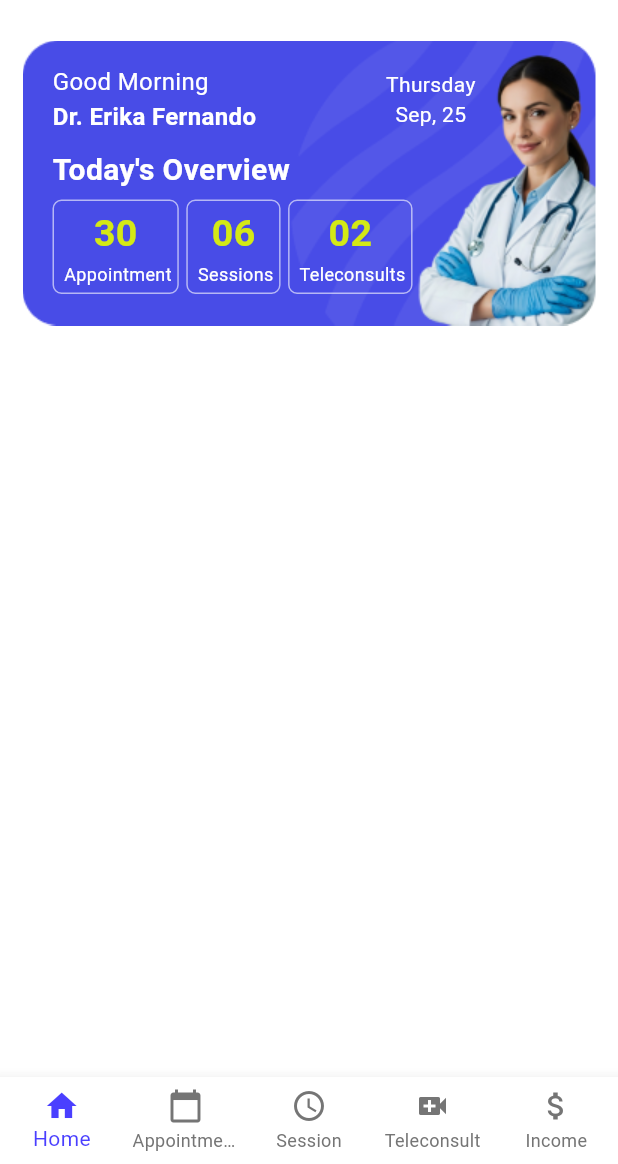
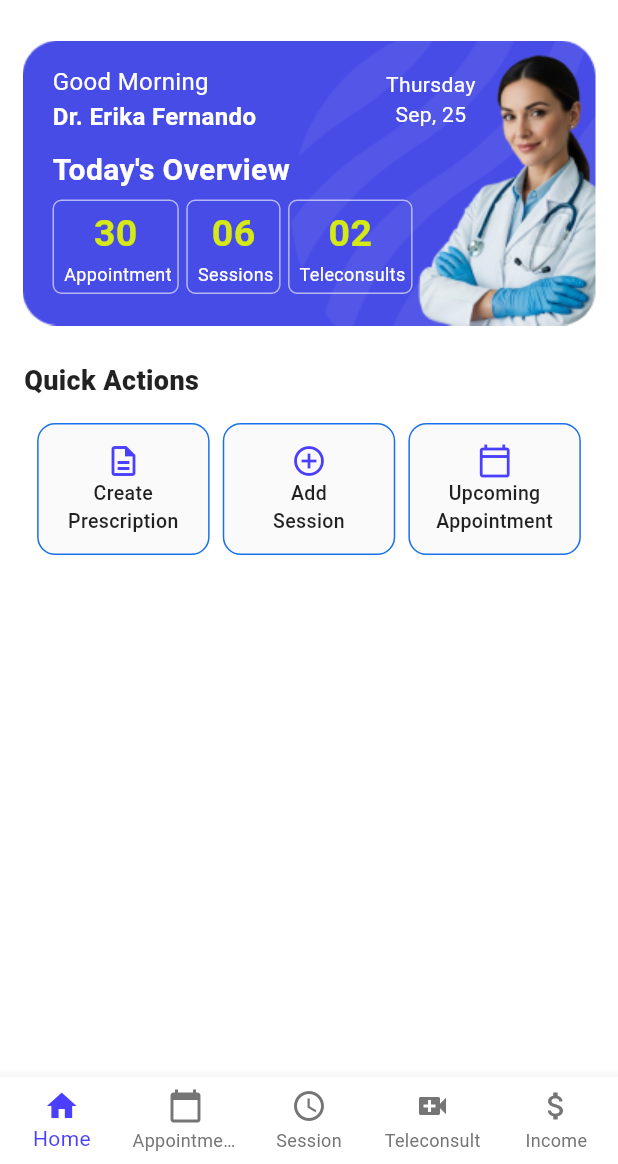
Before and after one commit to eChanneling-Revamp/Doctor-App, a Flutter app: the HomeScreen screen opened directly, on a phone screen of 412 x 824 dp, the part 72-1236 px from its top. Run offline on Flutter 3.47's test engine with Material 3 defaults, Android fonts, the phone set to English and light mode, and no system bars.

Commit message:
Add Quick Actions section to HomeScreen
Introduced a new QuickActionsSection widget to the home screen, providing users with quick access to actions like creating prescriptions, adding sessions, and viewing upcoming appointments.

```diff
--- a/doctorapp/lib/screens/home_screen.dart
+++ b/doctorapp/lib/screens/home_screen.dart
@@ -2,6 +2,7 @@ import 'package:flutter/material.dart';
 import '../widgets/home_widgets/appbar_widgets.dart';
 import '../widgets/home_widgets/doctor_overview_widgets.dart';
 import '../widgets/home_widgets/navigation_bar_widgets.dart';
+import '../widgets/home_widgets/quick_actions_widgets.dart';
 
 class HomeScreen extends StatefulWidget {
   const HomeScreen({super.key});
@@ -30,6 +31,11 @@ class _HomeScreenState extends State<HomeScreen> {
             const DoctorOverviewCard(),
 
             const SizedBox(height: 5),
+
+            // Quick actions
+            const QuickActionsSection(),
+
+            const SizedBox(height: 15),
             const SizedBox(height: 80), // Space for bottom navigation
           ],
         ),
--- /dev/null
+++ b/doctorapp/lib/widgets/home_widgets/quick_actions_widgets.dart
@@ -0,0 +1,80 @@
+import 'package:flutter/material.dart';
+
+class QuickActionsSection extends StatelessWidget {
+  const QuickActionsSection({super.key});
+
+  @override
+  Widget build(BuildContext context) {
+    return Container(
+      padding: const EdgeInsets.symmetric(horizontal: 16),
+      child: Column(
+        crossAxisAlignment: CrossAxisAlignment.start,
+        children: [
+          const Text(
+            'Quick Actions',
+            style: TextStyle(
+              fontSize: 18,
+              fontWeight: FontWeight.w800,
+              color: Colors.black87,
+            ),
+          ),
+          const SizedBox(height: 15),
+          Row(
+            mainAxisAlignment: MainAxisAlignment.spaceEvenly,
+            children: [
+              _buildQuickActionItem(
+                icon: Icons.description_outlined,
+                label: 'Create\nPrescription',
+                onTap: () {},
+              ),
+              _buildQuickActionItem(
+                icon: Icons.add_circle_outline,
+                label: 'Add\nSession',
+                onTap: () {},
+              ),
+              _buildQuickActionItem(
+                icon: Icons.calendar_today_outlined,
+                label: 'Upcoming\nAppointment',
+                onTap: () {},
+              ),
+            ],
+          ),
+        ],
+      ),
+    );
+  }
+
+  Widget _buildQuickActionItem({
+    required IconData icon,
+    required String label,
+    required VoidCallback onTap,
+  }) {
+    return GestureDetector(
+      onTap: onTap,
+      child: Container(
+        width: 115,
+        padding: const EdgeInsets.symmetric(vertical: 12, horizontal: 8),
+        decoration: BoxDecoration(
+          color: Colors.grey.shade50,
+          borderRadius: BorderRadius.circular(12),
+          border: Border.all(color: const Color.fromARGB(255, 25, 113, 235)),
+        ),
+        child: Column(
+          mainAxisSize: MainAxisSize.min,
+          children: [
+            Icon(icon, size: 24, color: const Color(0xFF4A3FFF)),
+            Text(
+              label,
+              textAlign: TextAlign.center,
+              style: const TextStyle(
+                fontSize: 13,
+                fontWeight: FontWeight.w500,
+                color: Colors.black87,
+              ),
+            ),
+          ],
+        ),
+      ),
+    );
+  }
+}
```
